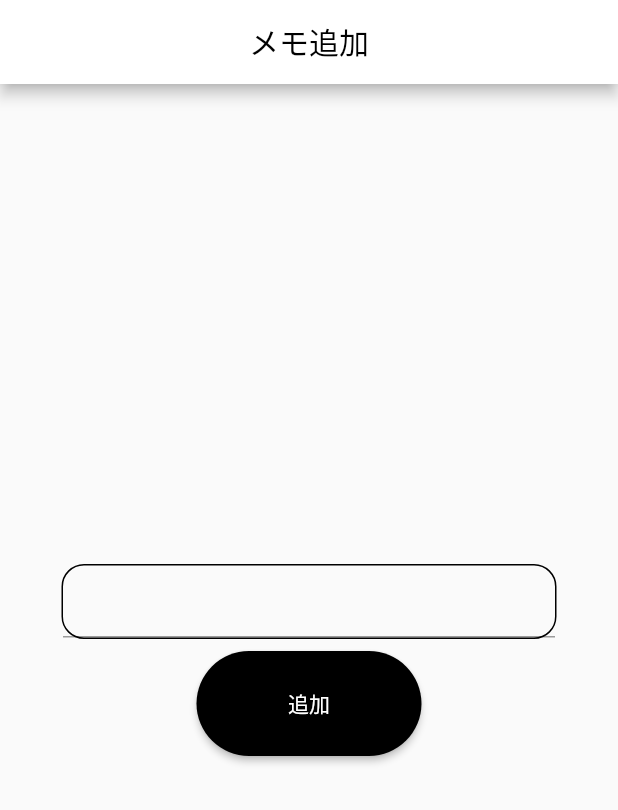
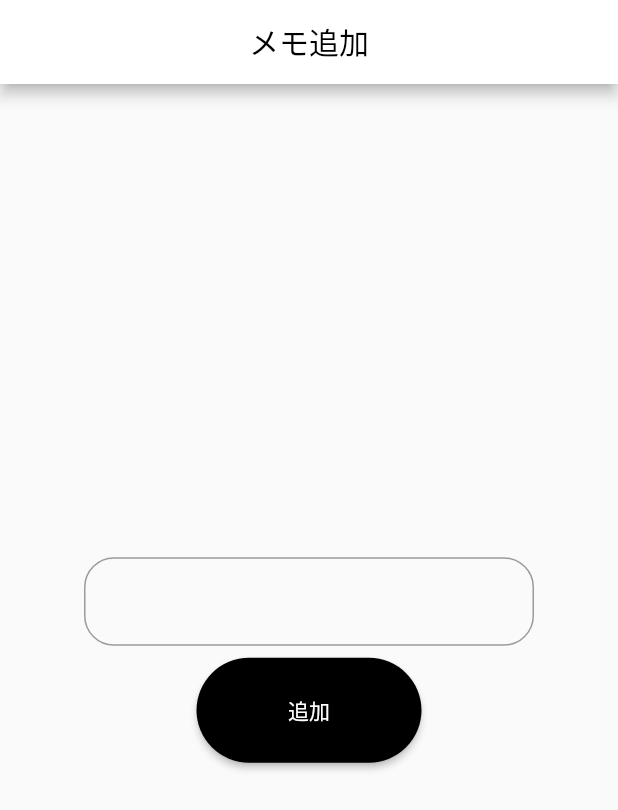
Before and after one commit to Shibata-Nanami/-flutter_task_3, a Flutter app: the TodoAddPage screen opened by its route, on a phone screen of 412 x 824 dp. Shown: the top 810 px of the screen. Run offline on Flutter 3.47's test engine with Material 2 defaults, Android fonts, the phone set to English and light mode, and no system bars; our stand-ins replace go_router.

Commit message:
テキスト入力フォーム修正

```diff
--- a/lib/todo_add_page.dart
+++ b/lib/todo_add_page.dart
@@ -41,14 +41,12 @@ class _TodoAddPageState extends State<TodoAddPage> {
           mainAxisAlignment: MainAxisAlignment.center,
           children: [
             /// テキスト入力フォーム
-            Container(
-              width: 330, // 幅を指定
-              decoration: BoxDecoration(
-                border: Border.all(color: Colors.black),
-                borderRadius: BorderRadius.circular(15),
-              ),
+
+            SizedBox(
+              width: 300,
               child: TextFormField(
                 controller: _controller,
+                autovalidateMode: AutovalidateMode.onUserInteraction,
                 validator: (value) {
                   if (value == null || value.isEmpty) {
                     return 'Please enter an email';
@@ -56,6 +54,11 @@ class _TodoAddPageState extends State<TodoAddPage> {
                     return null;
                   }
                 },
+                decoration: InputDecoration(
+                  border: OutlineInputBorder(
+                    borderRadius: BorderRadius.circular(20),
+                  ),
+                ),
               ),
             ),
 
```
